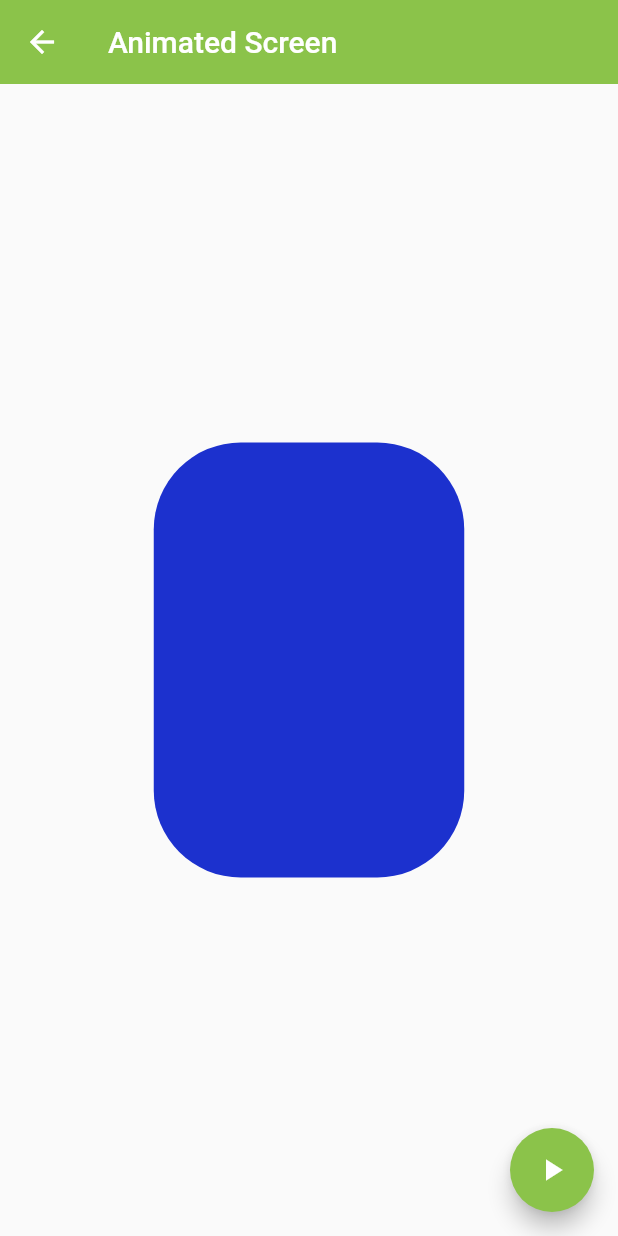
After one commit to esteban1810/Flutter-FH, a Flutter app: the AnimatedScreen screen opened by its route, after a tap on the "play arrow" icon, on a phone screen of 412 x 824 dp. The commit adds this screen. Run offline on Flutter 3.47's test engine with Material 2 defaults, Android fonts, the phone set to English and light mode, and no system bars.

Commit message:
85. Widget Container

```diff
--- a/S6 Componentes de flutter/fl_components/lib/router/app_routes.dart
+++ b/S6 Componentes de flutter/fl_components/lib/router/app_routes.dart
@@ -15,6 +15,7 @@ class AppRoutes{
     MenuOption(view: const HomeScreen(), name: "Home Screen", icon: const Icon(Icons.home,color: AppTheme.primaryLigthColor), route: 'home_screen'),
     MenuOption(view: const ListView1Screen(), name: "ListView1 Screen", icon: const Icon(Icons.view_list_outlined,color: AppTheme.primaryLigthColor), route: 'listview1_screen'),
     MenuOption(view: const ListView2Screen(), name: "ListView2 Screen", icon: const Icon(Icons.format_line_spacing_outlined,color: AppTheme.primaryLigthColor), route: 'listview2_screen'),
+    MenuOption(view: const AnimatedScreen(), name: "Animated Screen", icon: const Icon(Icons.play_circle_fill,color: AppTheme.primaryLigthColor), route: 'play_screen'),
 
   ];
 
--- /dev/null
+++ b/S6 Componentes de flutter/fl_components/lib/screens/animated_screen.dart
@@ -0,0 +1,54 @@
+import 'dart:math';
+
+import 'package:flutter/material.dart';
+
+class AnimatedScreen extends StatefulWidget {
+
+  const AnimatedScreen({Key? key}) : super(key: key);
+
+  @override
+  State<AnimatedScreen> createState() => _AnimatedScreenState();
+}
+
+class _AnimatedScreenState extends State<AnimatedScreen> {
+  double _height = 50.0;
+  double _width = 50.0;
+  Color _color = Colors.black;
+  BorderRadius _borderRadius = BorderRadius.circular(18);
+
+  changeShape(){
+    Random random = Random();
+    _height = random.nextInt(300).toDouble()+70;
+    _width = random.nextInt(300).toDouble()+70;
+    _color = Color.fromRGBO(
+      random.nextInt(250),
+      random.nextInt(250),
+      random.nextInt(250),
+      1);
+    _borderRadius = BorderRadius.circular(random.nextInt(100).toDouble());
+    setState(() {});
+  }
+
+  @override
+  Widget build(BuildContext context) {
+    return  Scaffold(
+      appBar: AppBar(
+        title: const Text('Animated Screen'),
+      ),
+      body:  Center(
+         child: Container(
+           height: _height,
+           width: _width,
+           decoration: BoxDecoration(
+             color: _color,
+             borderRadius: _borderRadius
+           ),
+         ),
+      ),
+      floatingActionButton: FloatingActionButton(
+        onPressed: changeShape,
+        child: const Icon(Icons.play_arrow_sharp),
+      )
+    );
+  }
+}
--- a/S6 Componentes de flutter/fl_components/lib/screens/screens.dart
+++ b/S6 Componentes de flutter/fl_components/lib/screens/screens.dart
@@ -6,3 +6,4 @@ export 'package:fl_components/screens/home_screen.dart';
 export 'package:fl_components/screens/lisview1_screen.dart';
 export 'package:fl_components/screens/lisview2_screen.dart';
 export 'package:fl_components/screens/avatar_screen.dart';
+export 'package:fl_components/screens/animated_screen.dart';
```
